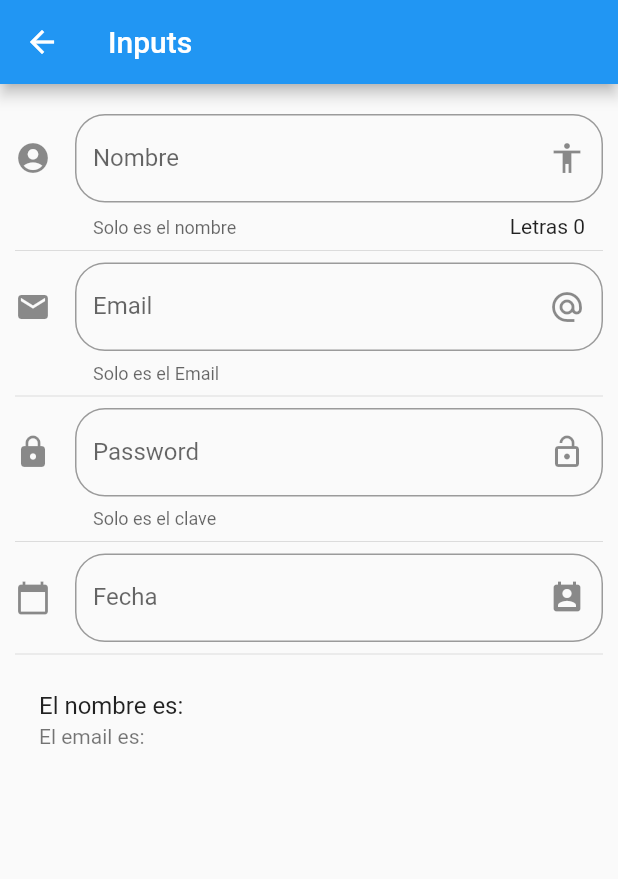
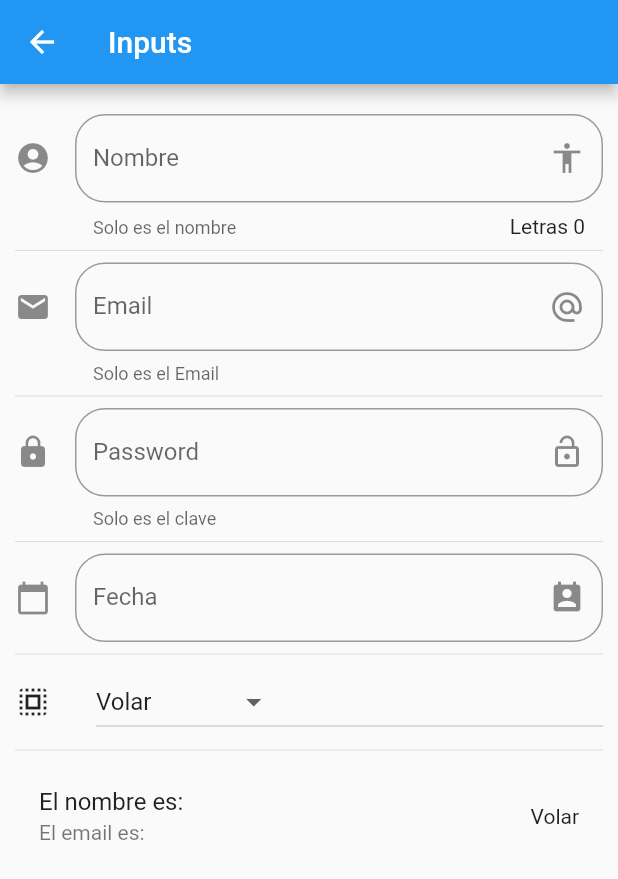
Before and after one commit to rlence/App-Componentes, a Flutter app: the InputPage screen opened by its route, on a phone screen of 412 x 824 dp. Shown: the top 879 px of the screen. Run offline on Flutter 3.47's test engine with Material 2 defaults, Android fonts, the phone set to English and light mode, and no system bars.

```diff
--- a/lib/src/page/inputs_page.dart
+++ b/lib/src/page/inputs_page.dart
@@ -1,5 +1,4 @@
 import 'package:flutter/material.dart';
-
 
 class InputPage extends StatefulWidget {
   @override
@@ -7,10 +6,11 @@ class InputPage extends StatefulWidget {
 }
 
 class _InputPageState extends State<InputPage> {
-
   String _nombre = '';
   String _email = '';
   String _fecha = '';
+  List<String> _poderes = ['Volar', 'Rayos X', 'Super Fuerza'];
+  String _opcionSeleccionada = 'Volar';
 
   TextEditingController _inputFiledDateController = new TextEditingController();
 
@@ -29,7 +29,9 @@ class _InputPageState extends State<InputPage> {
           Divider(),
           _crearPassword(),
           Divider(),
-          _crearFecha( context ),
+          _crearFecha(context),
+          Divider(),
+          _crearDropdow(),
           Divider(),
           _crearPersona(),
         ],
@@ -38,7 +40,6 @@ class _InputPageState extends State<InputPage> {
   }
 
   Widget _crearInput() {
-
     return TextField(
       //autofocus: true,
       textCapitalization: TextCapitalization.sentences,
@@ -46,73 +47,67 @@ class _InputPageState extends State<InputPage> {
         border: OutlineInputBorder(
           borderRadius: BorderRadius.circular(20.0),
         ),
-        counter: Text('Letras ${ _nombre.length }'),
-        labelText: 'Nombre', //este es el nombre que va en la parte superiror del input
-        hintText: 'Nombre de la persona', //este es el plasholder en html como texto de fondo
+        counter: Text('Letras ${_nombre.length}'),
+        labelText:
+            'Nombre', //este es el nombre que va en la parte superiror del input
+        hintText:
+            'Nombre de la persona', //este es el plasholder en html como texto de fondo
         helperText: 'Solo es el nombre',
         suffixIcon: Icon(Icons.accessibility), //icono al final del input
-        icon: Icon(Icons.account_circle), //icono al prinpicio y al lateral del input
+        icon: Icon(
+            Icons.account_circle), //icono al prinpicio y al lateral del input
       ),
-      onChanged: (valor){
-
+      onChanged: (valor) {
         setState(() {
           _nombre = valor;
         });
       },
     );
-
   }
 
-
-  Widget  _crearEmail(){
-
+  Widget _crearEmail() {
     return TextField(
       keyboardType: TextInputType.emailAddress,
       decoration: InputDecoration(
         border: OutlineInputBorder(
           borderRadius: BorderRadius.circular(20.0),
         ),
-        labelText: 'Email', //este es el nombre que va en la parte superiror del input
-        hintText: 'Tu correo electronico', //este es el plasholder en html como texto de fondo
+        labelText:
+            'Email', //este es el nombre que va en la parte superiror del input
+        hintText:
+            'Tu correo electronico', //este es el plasholder en html como texto de fondo
         helperText: 'Solo es el Email',
         suffixIcon: Icon(Icons.alternate_email), //icono al final del input
         icon: Icon(Icons.email), //icono al prinpicio y al lateral del input
       ),
-      onChanged: (valor){
-
+      onChanged: (valor) {
         setState(() {
           _email = valor;
         });
       },
     );
-
   }
 
-
-  Widget _crearPassword(){
-
+  Widget _crearPassword() {
     return TextField(
       obscureText: true,
       decoration: InputDecoration(
         border: OutlineInputBorder(
           borderRadius: BorderRadius.circular(20.0),
         ),
-        labelText: 'Password', //este es el nombre que va en la parte superiror del input
-        hintText: 'Tu contraseña', //este es el plasholder en html como texto de fondo
+        labelText:
+            'Password', //este es el nombre que va en la parte superiror del input
+        hintText:
+            'Tu contraseña', //este es el plasholder en html como texto de fondo
         helperText: 'Solo es el clave',
         suffixIcon: Icon(Icons.lock_open), //icono al final del input
         icon: Icon(Icons.lock), //icono al prinpicio y al lateral del input
       ),
-      onChanged: (valor){
-
-
-      },
+      onChanged: (valor) {},
     );
-
   }
 
-  Widget _crearFecha( BuildContext context ){
-
+  Widget _crearFecha(BuildContext context) {
     return TextField(
       controller: _inputFiledDateController,
       enableInteractiveSelection: false,
@@ -120,51 +115,78 @@ class _InputPageState extends State<InputPage> {
         border: OutlineInputBorder(
           borderRadius: BorderRadius.circular(20.0),
         ),
-        labelText: 'Fecha', //este es el nombre que va en la parte superiror del input
-        hintText: 'Fecha de namiento', //este es el plasholder en html como texto de fondo
-        suffixIcon: Icon(Icons.perm_contact_calendar), //icono al final del input
-        icon: Icon(Icons.calendar_today), //icono al prinpicio y al lateral del input
+        labelText:
+            'Fecha', //este es el nombre que va en la parte superiror del input
+        hintText:
+            'Fecha de namiento', //este es el plasholder en html como texto de fondo
+        suffixIcon:
+            Icon(Icons.perm_contact_calendar), //icono al final del input
+        icon: Icon(
+            Icons.calendar_today), //icono al prinpicio y al lateral del input
       ),
-      onTap: (){
-
+      onTap: () {
         FocusScope.of(context).requestFocus(new FocusNode());
-        _selectDate( context );
-
+        _selectDate(context);
       },
     );
-
   }
 
-  _selectDate( BuildContext context ) async {
+  _selectDate(BuildContext context) async {
+    DateTime picked = await showDatePicker(
+        context: context,
+        initialDate: new DateTime.now(), //dia de inicio
+        firstDate: new DateTime(2018), //año de comienzo
+        lastDate: new DateTime(2025), //año de finalizacion
+        locale: Locale('es', 'ES'));
 
-    DateTime picked = await showDatePicker(
-      context: context,
-      initialDate: new DateTime.now(), //dia de inicio
-      firstDate: new DateTime(2018), //año de comienzo
-      lastDate: new DateTime(2025), //año de finalizacion
-      locale: Locale('es', 'ES')
-    );
-
-    if( picked != null ){
+    if (picked != null) {
       setState(() {
-
         _fecha = picked.toString();
         _inputFiledDateController.text = _fecha;
       });
     }
-
   }
 
+  //listado para crear menun desplegable
+  List<DropdownMenuItem<String>> getOpcionesDropdowm() {
+    List<DropdownMenuItem<String>> lista = new List();
 
+    _poderes.forEach((poder) {
+      lista.add(DropdownMenuItem(
+        child: Text(poder),
+        value: poder,
+      ));
+    });
 
+    return lista;
+  }
 
+  //imprimir la lista del menu
+  Widget _crearDropdow() {
+    return Row(
+      children: <Widget>[
+        Icon(Icons.select_all),
+        SizedBox(width: 30.0),
+        Expanded(
+          child: DropdownButton(
+            items: getOpcionesDropdowm(),
+            value: _opcionSeleccionada,
+            onChanged: (opt) {
+              setState(() {
+                _opcionSeleccionada = opt;
+              });
+            },
+          ),
+        ),
+      ],
+    );
+  }
 
-  Widget _crearPersona(){
+  Widget _crearPersona() {
     return ListTile(
       title: Text('El nombre es: $_nombre'),
       subtitle: Text('El email es: $_email'),
+      trailing: Text(_opcionSeleccionada),
     );
   }
-
-
 }
```
